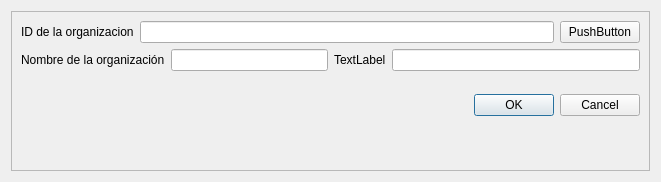
First picture: the form in interface/ui/emergente_update_organizaciones.ui, repository danielolmedo365/crud_gestor, before the edit.
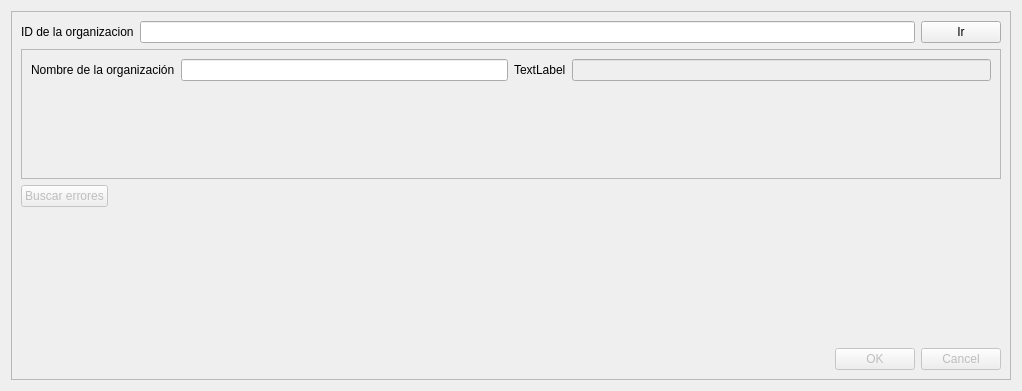
Second picture: the form after the edit.

Patch:
```diff
--- a/interface/ui/emergente_update_organizaciones.ui
+++ b/interface/ui/emergente_update_organizaciones.ui
@@ -6,8 +6,8 @@
    <rect>
     <x>0</x>
     <y>0</y>
-    <width>661</width>
-    <height>182</height>
+    <width>1022</width>
+    <height>391</height>
    </rect>
   </property>
   <property name="windowTitle">
@@ -36,15 +36,25 @@
          <widget class="QLineEdit" name="lnd_id_org"/>
         </item>
         <item>
-         <widget class="QPushButton" name="pushButton">
+         <widget class="QPushButton" name="pbtn_ir">
           <property name="text">
-           <string>PushButton</string>
+           <string>Ir</string>
           </property>
          </widget>
         </item>
        </layout>
       </item>
       <item>
+       <widget class="QFrame" name="frame_2">
+        <property name="enabled">
+         <bool>true</bool>
+        </property>
+        <property name="frameShape">
+         <enum>QFrame::StyledPanel</enum>
+        </property>
+        <property name="frameShadow">
+         <enum>QFrame::Raised</enum>
+        </property>
        <layout class="QHBoxLayout" name="horizontalLayout_2">
         <item>
          <layout class="QFormLayout" name="formLayout">
@@ -70,14 +80,56 @@
            </widget>
           </item>
           <item row="0" column="1">
-           <widget class="QLineEdit" name="lineEdit"/>
+            <widget class="QLineEdit" name="lineEdit">
+             <property name="enabled">
+              <bool>false</bool>
+             </property>
+            </widget>
           </item>
          </layout>
         </item>
        </layout>
+       </widget>
+      </item>
+      <item>
+       <layout class="QHBoxLayout" name="horizontalLayout_3">
+        <item>
+         <widget class="QPushButton" name="pushButton">
+          <property name="enabled">
+           <bool>false</bool>
+          </property>
+          <property name="text">
+           <string>Buscar errores</string>
+          </property>
+         </widget>
+        </item>
+        <item>
+         <spacer name="horizontalSpacer">
+          <property name="orientation">
+           <enum>Qt::Horizontal</enum>
+          </property>
+          <property name="sizeHint" stdset="0">
+           <size>
+            <width>40</width>
+            <height>20</height>
+           </size>
+          </property>
+         </spacer>
+        </item>
+       </layout>
+      </item>
+      <item>
+       <widget class="QLabel" name="label_4">
+        <property name="text">
+         <string/>
+        </property>
+       </widget>
       </item>
       <item>
        <widget class="QDialogButtonBox" name="buttonBox">
+        <property name="enabled">
+         <bool>false</bool>
+        </property>
         <property name="orientation">
          <enum>Qt::Horizontal</enum>
         </property>
@@ -86,13 +138,6 @@
         </property>
        </widget>
       </item>
-      <item>
-       <widget class="QLabel" name="label_4">
-        <property name="text">
-         <string/>
-        </property>
-       </widget>
-      </item>
      </layout>
     </widget>
    </item>
```
Lines whose indentation alone changed are shown as unchanged.
